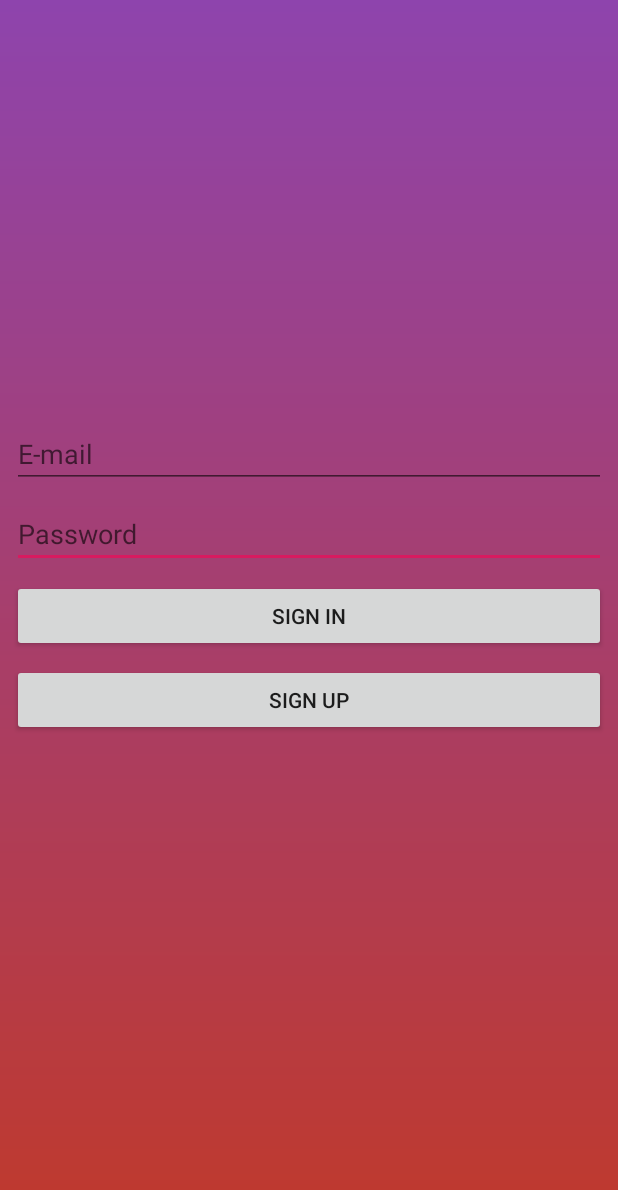
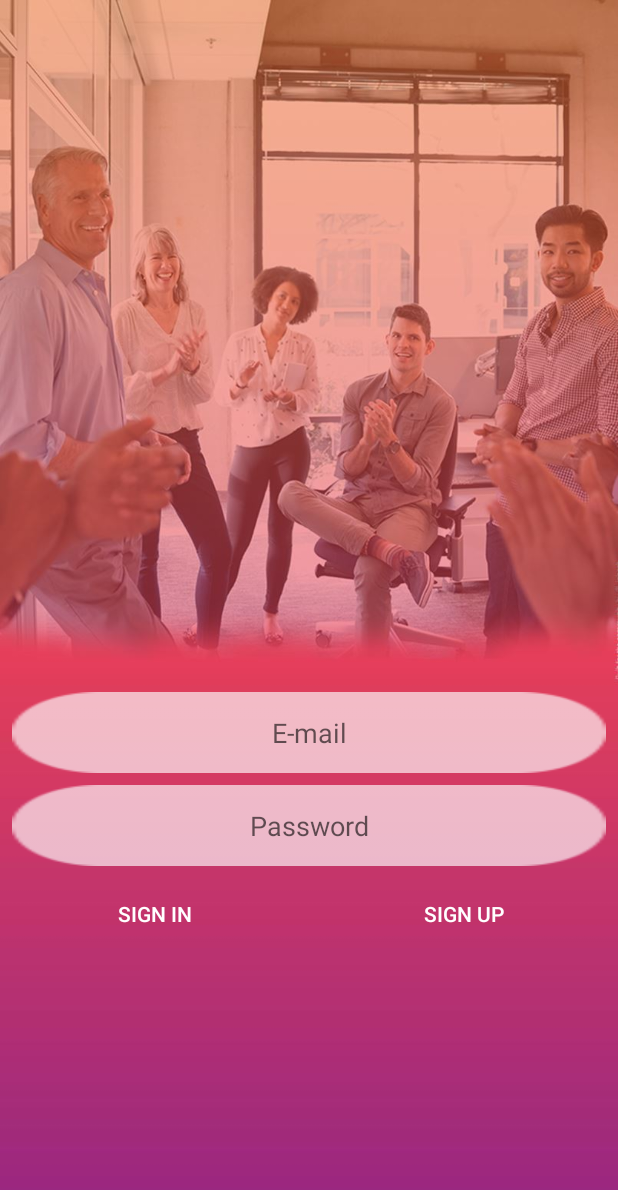
Before and after one commit to EgorCheh/Gosha, an Android app: the layout activity_main.xml on its own in the app's theme, with its tools: preview values and no code run, on a phone screen of 412 x 824 dp. Shown: the top 1190 px of the screen. Run offline under Robolectric (Android 15) with nearby library versions, the phone set to English and light mode, and no system bars.

Commit message:
added design main activity

```diff
--- a/app/src/main/res/layout/activity_main.xml
+++ b/app/src/main/res/layout/activity_main.xml
@@ -4,7 +4,7 @@
     xmlns:tools="http://schemas.android.com/tools"
     android:layout_width="match_parent"
     android:layout_height="match_parent"
-    android:background="@drawable/background"
+    android:background="@drawable/main"
     tools:context=".MainActivity">
 
     <android.support.constraint.Guideline
@@ -12,7 +12,7 @@
         android:layout_width="wrap_content"
         android:layout_height="wrap_content"
         android:orientation="horizontal"
-        app:layout_constraintGuide_percent="0.33" />
+        app:layout_constraintGuide_percent="0.55" />
 
     <EditText
         android:id="@+id/et_password"
@@ -21,7 +21,9 @@
         android:layout_marginStart="8dp"
         android:layout_marginTop="8dp"
         android:layout_marginEnd="8dp"
+        android:background="@drawable/edit_view"
         android:ems="10"
+        android:gravity="center"
         android:hint="@string/btn_password"
         android:inputType="textPassword"
         app:layout_constraintEnd_toEndOf="parent"
@@ -35,35 +37,51 @@
         android:layout_marginStart="8dp"
         android:layout_marginTop="8dp"
         android:layout_marginEnd="8dp"
+        android:background="@drawable/edit_view"
         android:ems="10"
+        android:gravity="center"
         android:hint="@string/btn_e_mail"
         android:inputType="textEmailAddress"
+        android:paddingLeft="0dp"
         app:layout_constraintEnd_toEndOf="parent"
         app:layout_constraintStart_toStartOf="parent"
         app:layout_constraintTop_toTopOf="@+id/guideline" />
 
     <Button
         android:id="@+id/btn_sign_in"
-        android:layout_width="0dp"
+        android:layout_width="wrap_content"
         android:layout_height="wrap_content"
         android:layout_marginStart="8dp"
         android:layout_marginTop="8dp"
         android:layout_marginEnd="8dp"
+        android:layout_weight="0"
+        android:background="@android:color/transparent"
         android:text="@string/btn_sign_in"
-        app:layout_constraintEnd_toEndOf="parent"
+        android:textColor="@android:color/white"
+        app:layout_constraintEnd_toStartOf="@+id/guideline3"
         app:layout_constraintStart_toStartOf="parent"
         app:layout_constraintTop_toBottomOf="@+id/et_password" />
 
     <Button
         android:id="@+id/btn_sign_up"
-        android:layout_width="0dp"
+        android:layout_width="wrap_content"
         android:layout_height="wrap_content"
         android:layout_marginStart="8dp"
+        android:layout_marginLeft="8dp"
         android:layout_marginTop="8dp"
         android:layout_marginEnd="8dp"
+        android:background="@android:color/transparent"
         android:text="@string/btn_sign_up"
+        android:textColor="@android:color/white"
         app:layout_constraintEnd_toEndOf="parent"
-        app:layout_constraintStart_toStartOf="parent"
-        app:layout_constraintTop_toBottomOf="@+id/btn_sign_in" />
+        app:layout_constraintStart_toStartOf="@+id/guideline3"
+        app:layout_constraintTop_toBottomOf="@+id/et_password" />
+
+    <android.support.constraint.Guideline
+        android:id="@+id/guideline3"
+        android:layout_width="wrap_content"
+        android:layout_height="wrap_content"
+        android:orientation="vertical"
+        app:layout_constraintGuide_percent="0.5" />
 
 </android.support.constraint.ConstraintLayout>
--- a/app/src/main/res/values/colors.xml
+++ b/app/src/main/res/values/colors.xml
@@ -1,6 +1,6 @@
 <?xml version="1.0" encoding="utf-8"?>
 <resources>
     <color name="colorPrimary">#008577</color>
-    <color name="colorPrimaryDark">#00574B</color>
+    <color name="colorPrimaryDark">#B7724B</color>
     <color name="colorAccent">#D81B60</color>
 </resources>
--- a/app/src/main/res/values/styles.xml
+++ b/app/src/main/res/values/styles.xml
@@ -1,7 +1,7 @@
 <resources>
 
     <!-- Base application theme. -->
-    <style name="AppTheme" parent="Theme.AppCompat.Light.DarkActionBar">
+    <style name="AppTheme" parent="Theme.AppCompat.Light.NoActionBar">
         <!-- Customize your theme here. -->
         <item name="colorPrimary">@color/colorPrimary</item>
         <item name="colorPrimaryDark">@color/colorPrimaryDark</item>
```
Also changed, not shown: app/src/main/res/drawable-v24/edit_view.png (added), app/src/main/res/drawable-v24/main.jpg (added).
